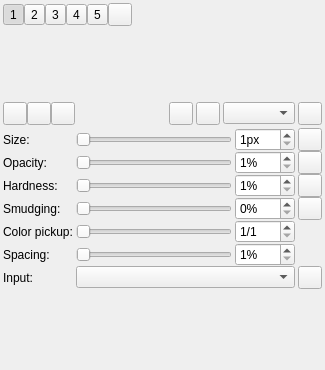
Before: the Qt Designer form src/desktop/ui/brushdock.ui in drawpile/Drawpile, drawn with Qt 5.
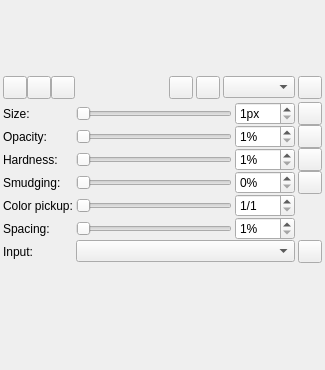
After: the same form once the commit is applied. Icons and pictures are not drawn. Custom widgets are drawn as their Qt base class.

Patch:
```diff
--- a/src/desktop/ui/brushdock.ui
+++ b/src/desktop/ui/brushdock.ui
@@ -26,147 +26,6 @@
    <property name="bottomMargin">
     <number>3</number>
    </property>
-   <item>
-    <layout class="QHBoxLayout" name="horizontalLayout_3">
-     <property name="spacing">
-      <number>0</number>
-     </property>
-     <item>
-      <widget class="QWidget" name="brushSlotContainer" native="true">
-       <layout class="QHBoxLayout" name="horizontalLayout">
-        <property name="spacing">
-         <number>0</number>
-        </property>
-        <property name="leftMargin">
-         <number>0</number>
-        </property>
-        <property name="topMargin">
-         <number>0</number>
-        </property>
-        <property name="rightMargin">
-         <number>0</number>
-        </property>
-        <property name="bottomMargin">
-         <number>0</number>
-        </property>
-        <item>
-         <widget class="widgets::GroupedToolButton" name="slot1">
-          <property name="text">
-           <string notr="true">1</string>
-          </property>
-          <property name="checkable">
-           <bool>true</bool>
-          </property>
-          <property name="checked">
-           <bool>true</bool>
-          </property>
-          <property name="autoExclusive">
-           <bool>true</bool>
-          </property>
-          <property name="groupPosition">
-           <enum>widgets::GroupedToolButton::GroupLeft</enum>
-          </property>
-         </widget>
-        </item>
-        <item>
-         <widget class="widgets::GroupedToolButton" name="slot2">
-          <property name="text">
-           <string notr="true">2</string>
-          </property>
-          <property name="checkable">
-           <bool>true</bool>
-          </property>
-          <property name="autoExclusive">
-           <bool>true</bool>
-          </property>
-          <property name="groupPosition">
-           <enum>widgets::GroupedToolButton::GroupCenter</enum>
-          </property>
-         </widget>
-        </item>
-        <item>
-         <widget class="widgets::GroupedToolButton" name="slot3">
-          <property name="text">
-           <string notr="true">3</string>
-          </property>
-          <property name="checkable">
-           <bool>true</bool>
-          </property>
-          <property name="autoExclusive">
-           <bool>true</bool>
-          </property>
-          <property name="groupPosition">
-           <enum>widgets::GroupedToolButton::GroupCenter</enum>
-          </property>
-         </widget>
-        </item>
-        <item>
-         <widget class="widgets::GroupedToolButton" name="slot4">
-          <property name="text">
-           <string notr="true">4</string>
-          </property>
-          <property name="checkable">
-           <bool>true</bool>
-          </property>
-          <property name="autoExclusive">
-           <bool>true</bool>
-          </property>
-          <property name="groupPosition">
-           <enum>widgets::GroupedToolButton::GroupCenter</enum>
-          </property>
-         </widget>
-        </item>
-        <item>
-         <widget class="widgets::GroupedToolButton" name="slot5">
-          <property name="text">
-           <string notr="true">5</string>
-          </property>
-          <property name="checkable">
-           <bool>true</bool>
-          </property>
-          <property name="autoExclusive">
-           <bool>true</bool>
-          </property>
-          <property name="groupPosition">
-           <enum>widgets::GroupedToolButton::GroupCenter</enum>
-          </property>
-         </widget>
-        </item>
-        <item>
-         <widget class="widgets::GroupedToolButton" name="slotEraser">
-          <property name="icon">
-           <iconset theme="draw-eraser">
-            <normaloff>theme:draw-eraser.svg</normaloff>theme:draw-eraser.svg</iconset>
-          </property>
-          <property name="checkable">
-           <bool>true</bool>
-          </property>
-          <property name="autoExclusive">
-           <bool>true</bool>
-          </property>
-          <property name="groupPosition">
-           <enum>widgets::GroupedToolButton::GroupRight</enum>
-          </property>
-         </widget>
-        </item>
-       </layout>
-      </widget>
-     </item>
-     <item>
-      <spacer name="horizontalSpacer">
-       <property name="orientation">
-        <enum>Qt::Horizontal</enum>
-       </property>
-       <property name="sizeHint" stdset="0">
-        <size>
-         <width>5</width>
-         <height>20</height>
-        </size>
-       </property>
-      </spacer>
-     </item>
-    </layout>
-   </item>
    <item>
     <widget class="widgets::BrushPreview" name="preview">
      <property name="sizePolicy">
```
